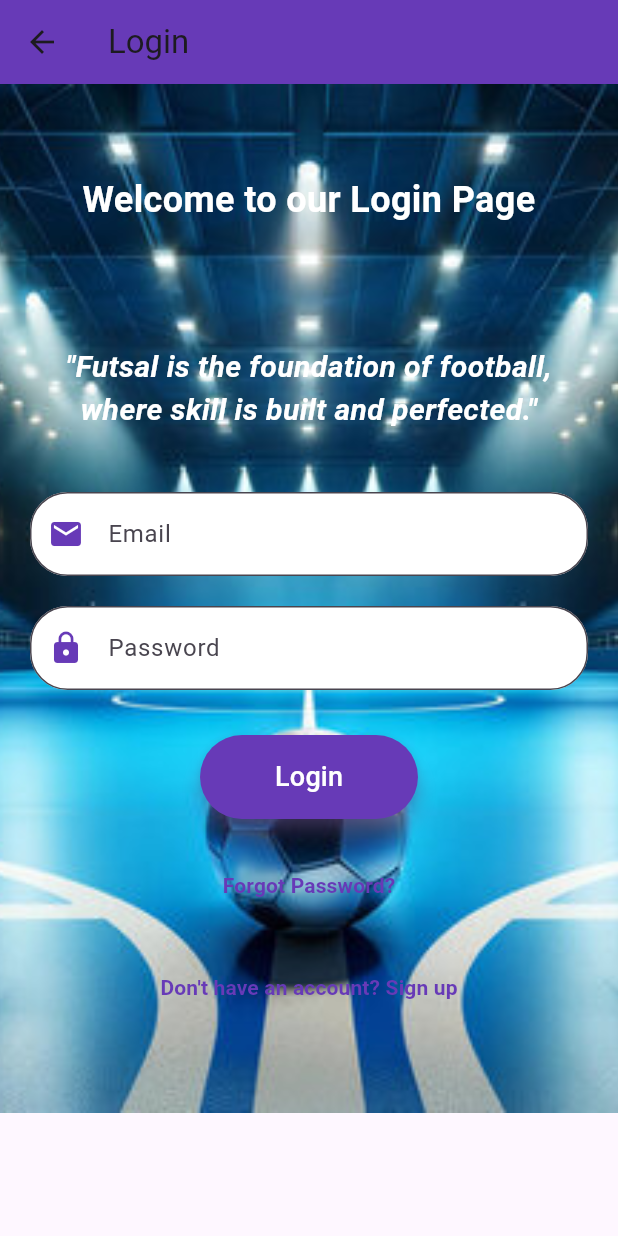
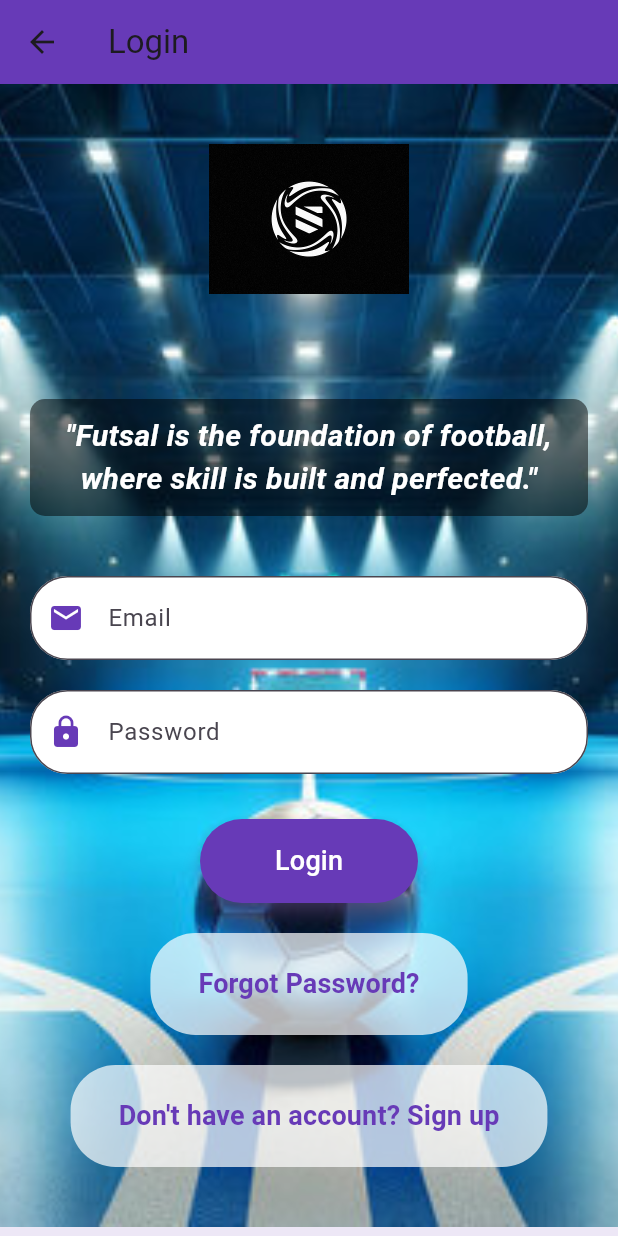
Before and after one commit to kushal1373/Futsalbooking, a Flutter app: the LoginPage screen opened directly, on a phone screen of 412 x 824 dp. Run offline on Flutter 3.47's test engine with Material 3 defaults, Android fonts, the phone set to English and light mode, and no system bars.

Commit message:
Updated login screen UI with improved visibility and logo

```diff
--- a/lib/screens/login_screen.dart
+++ b/lib/screens/login_screen.dart
@@ -8,6 +8,7 @@ class LoginPage extends StatelessWidget {
   @override
   Widget build(BuildContext context) {
     return Scaffold(
+      backgroundColor: Colors.deepPurple.shade50,
       appBar: AppBar(
         title: const Text("Login"),
         backgroundColor: Colors.deepPurple,
@@ -17,31 +18,36 @@ class LoginPage extends StatelessWidget {
           // Background Image
           Positioned.fill(
             child: Image.asset(
-              'assets/images/login.jpg', // Your futsal arena image
-              fit: BoxFit.cover, // Ensure the image covers the entire screen
+              'assets/images/login.jpg', // Background image
+              fit: BoxFit.cover, // Image will cover the entire screen
             ),
           ),
           // Content on top of the image
           Padding(
-            padding: const EdgeInsets.symmetric(horizontal: 20, vertical: 60),
+            padding: const EdgeInsets.symmetric(
+                horizontal: 20, vertical: 40), // Increased vertical padding
             child: SingleChildScrollView(
               child: Column(
                 children: [
-                  // Welcome Text
-                  const Text(
-                    "Welcome to our Login Page",
-                    style: TextStyle(
-                      color: Colors.white,
-                      fontSize: 24,
-                      fontWeight: FontWeight.bold,
+                  // Logo section with padding to avoid clipping
+                  Image.asset(
+                    'assets/images/logo.jpg', // Path to your logo image
+                    height: 100, // Set the desired height for the logo
+                    fit: BoxFit
+                        .contain, // Ensure the logo maintains its aspect ratio
                   ),
-                    textAlign: TextAlign.center,
+                  const SizedBox(height: 20), // Space after the logo
+
+                  // Futsal Quote Section with shading
+                  const SizedBox(height: 50), // Adjust for better positioning
+                  Container(
+                    padding: const EdgeInsets.all(10),
+                    decoration: BoxDecoration(
+                      color: Colors.black
+                          .withOpacity(0.5), // Semi-transparent black
+                      borderRadius: BorderRadius.circular(10),
                     ),
-                  const SizedBox(height: 30),
-
-                  // Futsal Quote Section
-                  const SizedBox(height: 50), // Adjust for better position
-                  Text(
+                    child: Text(
                       '"Futsal is the foundation of football, where skill is built and perfected."',
                       style: TextStyle(
                         color: Colors.white,
@@ -50,6 +56,7 @@ class LoginPage extends StatelessWidget {
                         fontStyle: FontStyle.italic,
                       ),
                       textAlign: TextAlign.center,
+                    ),
                   ),
                   const SizedBox(height: 40), // Space after the quote
 
@@ -118,8 +125,16 @@ class LoginPage extends StatelessWidget {
                   ),
                   const SizedBox(height: 20),
 
-                  // Forgot Password Link
-                  TextButton(
+                  // Forgot Password Link with improved visibility
+                  Container(
+                    padding: const EdgeInsets.symmetric(
+                        vertical: 10, horizontal: 20),
+                    decoration: BoxDecoration(
+                      color: Colors.white.withOpacity(
+                          0.7), // Light background to improve visibility
+                      borderRadius: BorderRadius.circular(30),
+                    ),
+                    child: TextButton(
                       onPressed: () {
                         // Add your forgot password logic here
                       },
@@ -128,14 +143,24 @@ class LoginPage extends StatelessWidget {
                         style: TextStyle(
                           color: Colors.deepPurple,
                           fontWeight: FontWeight.bold,
+                          fontSize: 18, // Increased font size
+                        ),
                       ),
                     ),
                   ),
 
                   const SizedBox(height: 20),
 
-                  // Sign up Link
-                  TextButton(
+                  // Sign up Link with improved visibility
+                  Container(
+                    padding: const EdgeInsets.symmetric(
+                        vertical: 10, horizontal: 20),
+                    decoration: BoxDecoration(
+                      color: Colors.white.withOpacity(
+                          0.7), // Light background to improve visibility
+                      borderRadius: BorderRadius.circular(30),
+                    ),
+                    child: TextButton(
                       onPressed: () {
                         Navigator.push(
                           context,
@@ -148,6 +173,8 @@ class LoginPage extends StatelessWidget {
                         style: TextStyle(
                           color: Colors.deepPurple,
                           fontWeight: FontWeight.bold,
+                          fontSize: 18, // Increased font size
+                        ),
                       ),
                     ),
                   ),
@@ -160,6 +187,8 @@ class LoginPage extends StatelessWidget {
     );
   }
 }
+
+
 
 // import 'package:flutter/material.dart';
 
```
Lines whose indentation alone changed are shown as unchanged.
